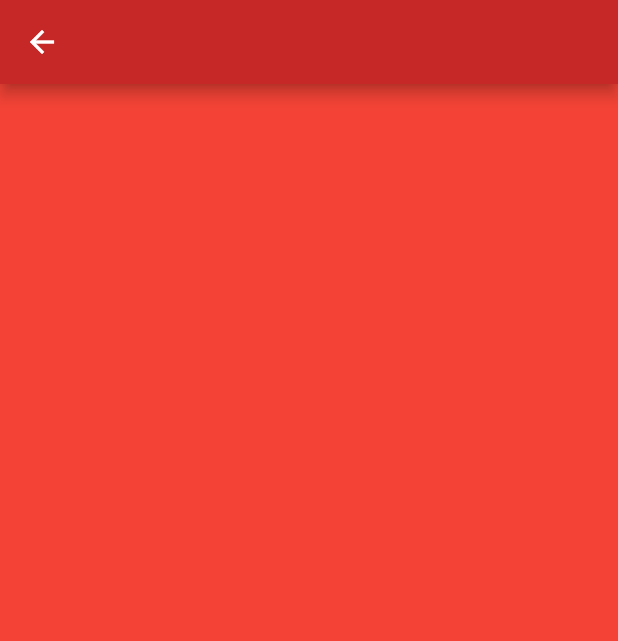
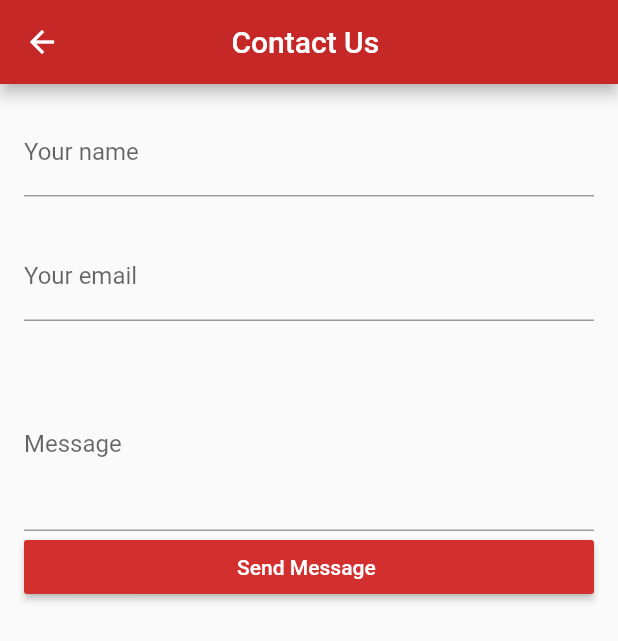
Before and after one commit to Mostafa-M-Hussein/NewsApp, a Flutter app: the ContactUs screen opened directly, on a phone screen of 412 x 824 dp. Shown: the top 641 px of the screen. Run offline on Flutter 3.47's test engine with Material 2 defaults, Android fonts, the phone set to English and light mode, and no system bars; our stand-ins replace font_awesome_flutter, google_fonts, shared_preferences, timeago; missing offline and left inert: page_view_indicator; accounts and stored records are empty; project files that could hold a hidden picture were left out.

Commit message:
last change in newsapp project

```diff
--- a/news_app/lib/screens/pages/cotact.dart
+++ b/news_app/lib/screens/pages/cotact.dart
@@ -1,17 +1,131 @@
 import 'package:flutter/material.dart';
 
 class ContactUs extends StatefulWidget {
-
   @override
   _ContactUsState createState() => _ContactUsState();
 }
 
 class _ContactUsState extends State<ContactUs> {
+  final _formKey = GlobalKey<FormState>();
+  TextEditingController nameController  ;
+  TextEditingController emailController ;
+  TextEditingController messageController ;
+
+
+  @override
+  void initState()
+  {
+    super.initState() ;
+    nameController = TextEditingController( ) ;
+    emailController = TextEditingController( ) ;
+    messageController = TextEditingController( ) ;
+  }
+  @override
+  void dispose ()
+  {
+    nameController.dispose() ;
+    emailController.dispose() ;
+    messageController.dispose()  ;
+    super.dispose() ;
+  }
+  bool isLoading = false;
+
   @override
   Widget build(BuildContext context) {
+    return Scaffold(
+      appBar: AppBar(
+        title: Text("Contact Us "),
+        centerTitle: true,
+      ),
+      body: Padding(
+        padding: const EdgeInsets.all(16.0),
+        child: (isLoading) ? _loading() : _contactForm(),
+      ),
+    );
+  }
 
-    return Scaffold(
-      appBar: AppBar() ,
-      body :Container ( color: Colors.red ) ,);
+  _contactForm() {
+    return (Form(
+      key: _formKey ,
+      child: Column(
+        children: [
+          TextFormField(controller: nameController,
+
+              decoration: InputDecoration(labelText: 'Your name '),
+              validator: (value) {
+                if (value.isEmpty) {
+                  return "Plz Enter your name ";
+                } else {
+                  return null;
+                }
+              }),
+          SizedBox(
+            height: 24,
+          ),
+          TextFormField(
+            controller: emailController,
+            decoration: InputDecoration(
+              labelText: "Your email ",
+            ),
+            validator: (value) {
+              if (value.isEmpty) {
+                return "Your Email ";
+              } else {
+                return null;
+              }
+            },
+          ),
+          SizedBox(
+            height: 24,
+          ),
+          TextFormField(
+            controller: messageController,
+            decoration: InputDecoration(
+              labelText: "Message ",
+            ),
+            maxLines: 4,
+            validator: (value) {
+              if (value.isEmpty) {
+                return "Enter your Message ";
+              } else {
+                return null;
+              }
+            },
+          ),
+          SizedBox(
+            width: double.infinity,
+            child: RaisedButton(
+                onPressed: () {
+                  if (_formKey.currentState.validate()) {
+                    //ToDo: Loading , send Message
+                    String name = nameController.text ;
+                    String email = emailController.text ;
+                    String message = messageController.text ;
+
+                    setState(() {
+                      isLoading = true;
+                    });
+                  } else {
+                    setState(() {
+                      isLoading = false;
+                    });
+                  }
+                },
+                child: Text(
+                  "Send Message ",
+                  style: TextStyle(color: Colors.white),
+                )),
+          ),
+        ],
+      ),
+    ));
+  }
+
+  Widget _loading() {
+    return Container(
+      child: Center(
+        child: CircularProgressIndicator(),
+      ),
+    );
   }
 }
--- a/news_app/lib/screens/pages/login.dart
+++ b/news_app/lib/screens/pages/login.dart
@@ -115,7 +115,7 @@ class _LoginState extends State<Login> {
                   if (_formKey.currentState.validate()) {
                     // TODO : Call Api for Login
                     setState(() {
-                      isLoading = true;
+                      isLoading = false ;
                     });
                     username = _usernameController.text ;
                     password = _passwordController.text ;
@@ -153,7 +153,6 @@ class _LoginState extends State<Login> {
   }
 
   Widget _drawLoding() {
-
       return Container(
         child: Center(
           child: CircularProgressIndicator(),
--- a/news_app/lib/utlities/app_utilites.dart
+++ b/news_app/lib/utlities/app_utilites.dart
@@ -1,4 +1,3 @@
-import 'package:flutter/material.dart';
 import 'package:shared_preferences/shared_preferences.dart';
 
 
```
Also changed, not shown: news_app/lib/screens/facebook_feed.dart (+28 -38 lines), news_app/lib/screens/twitter_feed.dart (+4 -5 lines), news_app/lib/shared_ui/navgation_drawer.dart (+46 -2 lines).
